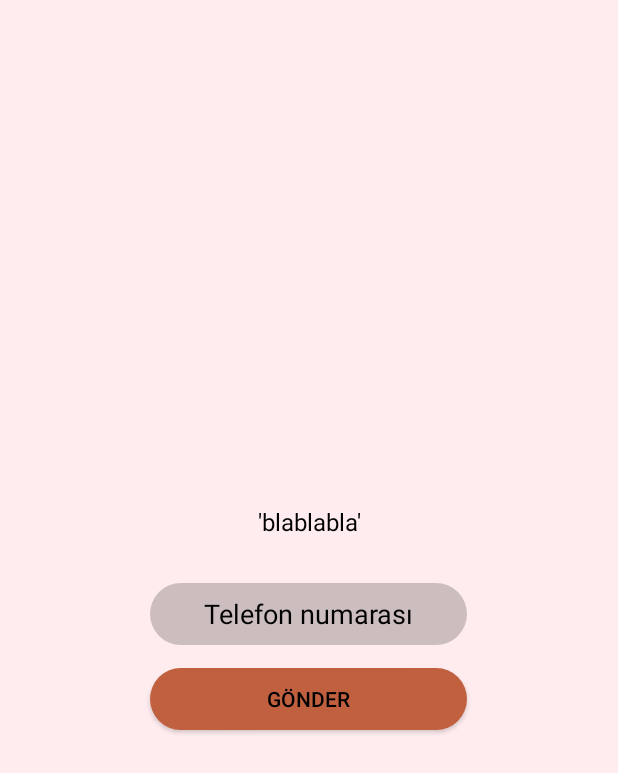
After one commit to seyitaliyaman/ReferenceAppDemo, an Android app: the layout activity_invitee_get_code.xml on its own in the app's theme, with its tools: preview values and no code run, on a phone screen of 412 x 824 dp. The commit adds this screen. Shown: the top 773 px of the screen. Run offline under Robolectric (Android 15) with nearby library versions, the phone set to English and light mode, and no system bars.

Commit message:
Ufak tefek inışıllar

```diff
--- a/app/src/main/java/com/demo/reffappdemo/Login/LoginActivity.java
+++ b/app/src/main/java/com/demo/reffappdemo/Login/LoginActivity.java
@@ -115,7 +115,7 @@ public class LoginActivity extends AppCompatActivity {
 
                     Log.e("giriş yapan uid",""+mAuth.getCurrentUser().getUid());
                     bundle.putSerializable("user",readUser);
-                    Toast.makeText(getApplicationContext(),"Giriş Yapıldı"+mAuth.getCurrentUser().getUid(),Toast.LENGTH_LONG).show();
+                    Toast.makeText(getApplicationContext(),"Giriş Yapıldı"+mAuth.getCurrentUser().getEmail(),Toast.LENGTH_LONG).show();
                 }else{
                     Toast.makeText(getApplicationContext(),"Kullanıcı adı veya şifre yanlış. Tekrar deneyin!",Toast.LENGTH_LONG).show();
                 }
--- a/app/src/main/java/com/demo/reffappdemo/UserUI/HomeFrag.java
+++ b/app/src/main/java/com/demo/reffappdemo/UserUI/HomeFrag.java
@@ -75,6 +75,7 @@ public class HomeFrag extends Fragment {
         mFirmaInfRef = FirebaseDatabase.getInstance().getReference("Firma");
         user = FirebaseAuth.getInstance().getCurrentUser();
 
+        Log.e("current user",""+user);
     }
 
     @Override
@@ -248,6 +249,8 @@ public class HomeFrag extends Fragment {
                 Bundle bundle = new Bundle();
                 bundle.putSerializable("key",adapter.getItem(i));
                 bundle.putSerializable("firmainf",tmp.get(i));
+                bundle.putString("kampanyaId",rows.get(i).getKampanyaId());
+                Log.e("kampanya id tıklanan",""+rows.get(i).getKampanyaId());
                 Intent intent = new Intent(getContext(),FirmaSayfasi.class);
                 intent.putExtra("isim",isim);
                 intent.putExtras(bundle);
--- /dev/null
+++ b/app/src/main/res/drawable/round_corner2.xml
@@ -0,0 +1,5 @@
+<?xml version="1.0" encoding="utf-8"?>
+<shape xmlns:android="http://schemas.android.com/apk/res/android" android:shape="rectangle">
+    <solid android:color="#33000000"/>
+    <corners android:radius="30dp"/>
+</shape>
--- /dev/null
+++ b/app/src/main/res/layout/activity_invitee_get_code.xml
@@ -0,0 +1,58 @@
+<?xml version="1.0" encoding="utf-8"?>
+<android.support.constraint.ConstraintLayout xmlns:android="http://schemas.android.com/apk/res/android"
+    xmlns:app="http://schemas.android.com/apk/res-auto"
+    xmlns:tools="http://schemas.android.com/tools"
+    android:layout_width="match_parent"
+    android:layout_height="match_parent"
+    android:background="#EEFFEBEE"
+    tools:context=".InviteeGetCode">
+
+
+    <LinearLayout
+        android:layout_width="match_parent"
+        android:layout_height="match_parent"
+        android:orientation="vertical"
+        android:gravity="center">
+
+        <TextView
+            android:id="@+id/kampBilgi"
+            android:layout_width="wrap_content"
+            android:layout_height="wrap_content"
+            android:text="'blablabla'"
+            android:textAlignment="center"
+            android:textColor="#000000"
+            android:textSize="16dp"
+            android:layout_marginBottom="30dp"/>
+
+        <EditText
+            android:id="@+id/invPhone"
+            android:layout_width="211dp"
+            android:layout_height="41dp"
+            android:background="@drawable/round_corner2"
+            android:hint="Telefon numarası"
+            android:inputType="phone"
+            android:maxLength="11"
+            android:textAlignment="center"
+            android:textColorHint="#000000"
+            android:textColor="#000000"
+            tools:layout_editor_absoluteX="90dp"
+            tools:layout_editor_absoluteY="387dp" />
+
+
+        <Button
+            android:id="@+id/sendCode"
+            android:layout_width="211dp"
+            android:layout_height="41dp"
+            android:layout_marginTop="15dp"
+            android:background="@drawable/round_corner_button"
+            android:text="GÖNDER"
+            android:textColor="#000000"/>
+
+
+    </LinearLayout>
+
+
+
+
+
+</android.support.constraint.ConstraintLayout>
```
Also changed, not shown: app/src/main/AndroidManifest.xml (+6 -8 lines), app/src/main/java/com/demo/reffappdemo/InviteeGetCode.java (added, +87 -0 lines), app/src/main/java/com/demo/reffappdemo/InviteeView.java (+111 -0 lines), app/src/main/java/com/demo/reffappdemo/KampanyaPaylas.java (+32 -1 lines), app/src/main/java/com/demo/reffappdemo/UserUI/FirmaSayfasi.java (+10 -2 lines), app/src/main/res/layout/activity_home_page.xml (+7 -5 lines).
